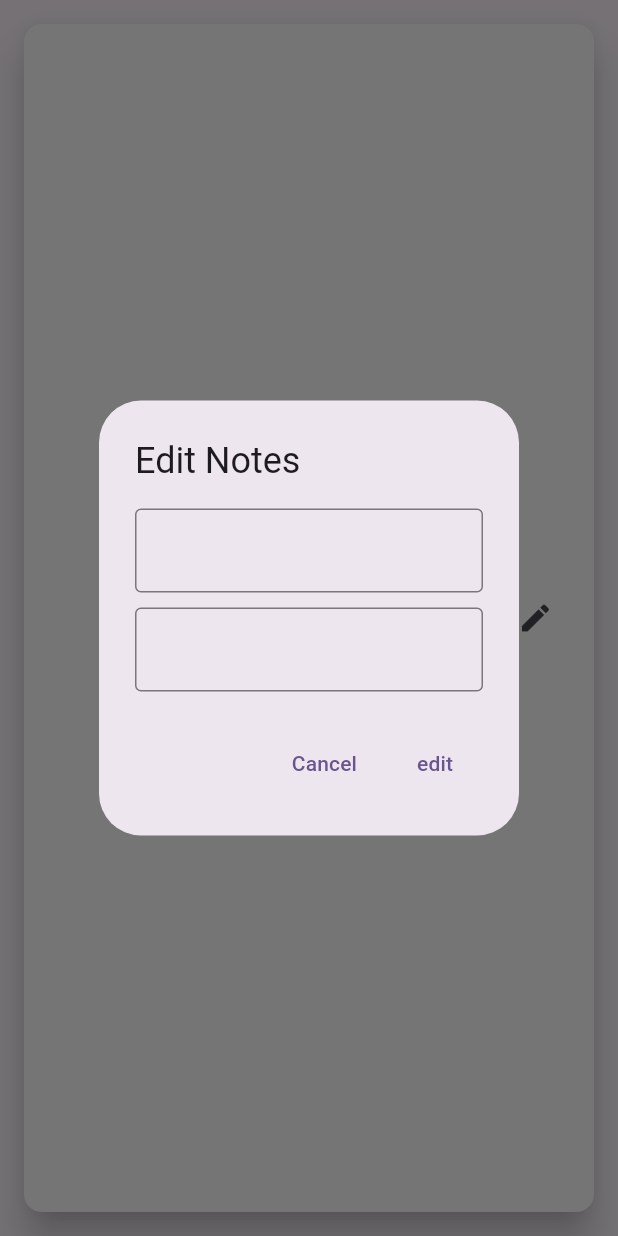
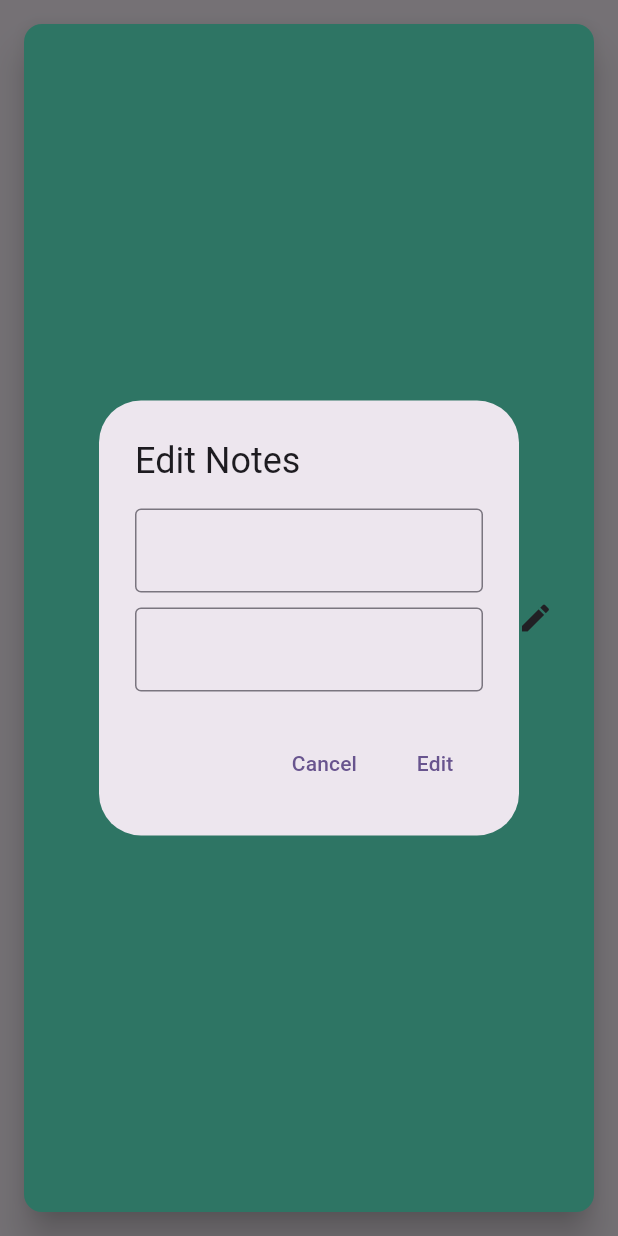
Before and after one commit to masnhebpearls/hive_tutorial, a Flutter app: the NotesCard widget shown alone on an empty page, opened directly with empty values, after a tap on the "edit" icon, on a phone screen of 412 x 824 dp. Run offline on Flutter 3.47's test engine with Material 3 defaults, Android fonts, the phone set to English and light mode, and no system bars; our stand-ins replace hive, hive_flutter; accounts and stored records are empty.

Commit message:
minor changes

```diff
--- a/lib/constants/all_global_constants.dart
+++ b/lib/constants/all_global_constants.dart
@@ -1,6 +1,3 @@
-import 'dart:ui';
-
-import 'package:flutter/cupertino.dart';
 import 'package:flutter/material.dart';
 
 const textFieldBorder = InputDecoration(
--- a/lib/constants/constants_helper.dart
+++ b/lib/constants/constants_helper.dart
@@ -5,7 +5,7 @@ class ConstantsHelper {
   static const editNotes = "Edit Notes";
   static const cancel = 'Cancel';
   static const add = 'Add';
-  static const edit = 'edit';
+  static const edit = 'Edit';
 
   static const appBarTittle = "Hive Test";
 
--- a/lib/widgets/notes__card.dart
+++ b/lib/widgets/notes__card.dart
@@ -22,7 +22,7 @@ class NotesCard extends StatelessWidget {
             ScaffoldMessenger.of(context).showSnackBar(
               SnackBar(
                 action: SnackBarAction(
-                  backgroundColor: Colors.amber,
+                  backgroundColor: Colors.tealAccent,
                   textColor: Colors.white,
                   label: "Undo",
                   onPressed: () {
@@ -63,7 +63,7 @@ class NotesCard extends StatelessWidget {
                 });
           },
           child: Card(
-            color: Colors.white,
+            color: Colors.tealAccent,
             elevation: 10,
             child: Padding(
               padding: const EdgeInsets.symmetric(vertical: 10, horizontal: 15),
```
Also changed, not shown: lib/widgets/alert_dialog.dart (+4 -3 lines).
